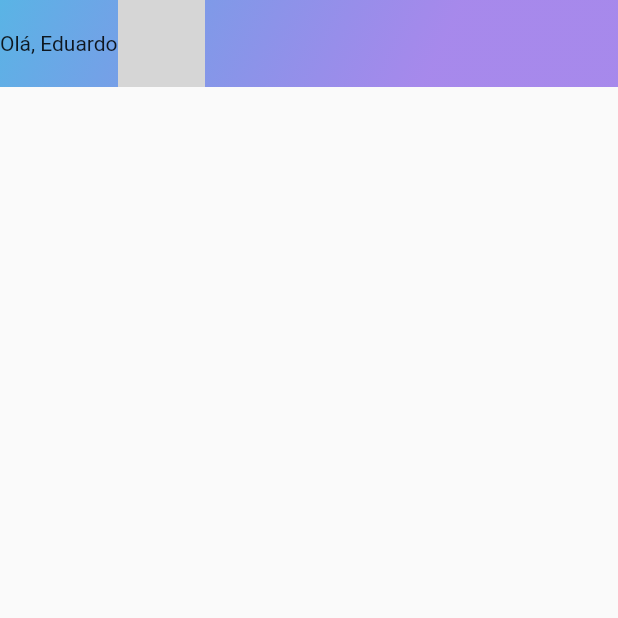
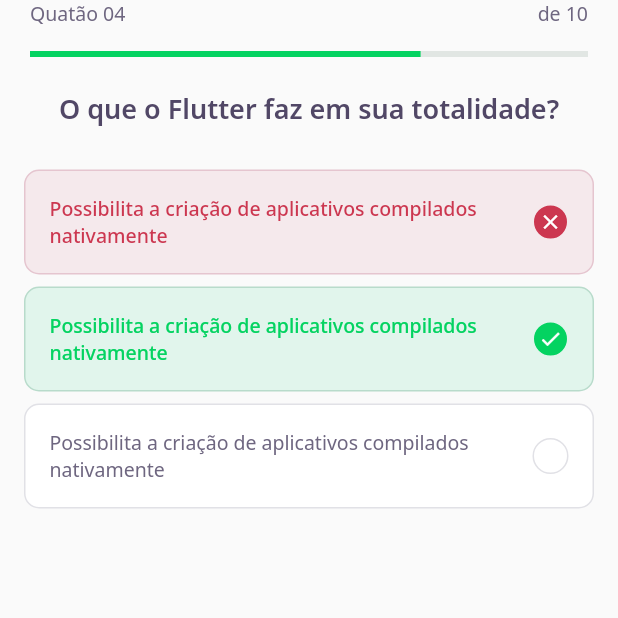
Before and after one commit to EduardoQuaggio/NLW5_FLutter, a Flutter app: the screen it shows after launch, on a phone screen of 412 x 824 dp, the top half of it. Run offline on Flutter 3.47's test engine with Material 2 defaults, Android fonts, the phone set to English and light mode, and no system bars; our stand-ins replace google_fonts; grey boxes are pictures that could not be loaded.

Commit message:
TelaQuestoes
Tela das perguntas do quiz

```diff
--- /dev/null
+++ b/devquiz/lib/challenge/awnser/awnser_widget.dart
@@ -0,0 +1,80 @@
+import 'package:devquiz/core/app_colors.dart';
+import 'package:devquiz/core/app_text_styles.dart';
+import 'package:flutter/material.dart';
+
+class AwnserWidget extends StatelessWidget {
+  final String title;
+  final bool isRight;
+  final bool isSelected;
+  const AwnserWidget(
+      {Key? key,
+      required this.title,
+      required this.isRight,
+      required this.isSelected})
+      : super(key: key);
+
+  Color get _selectedColorRight =>
+      isRight ? AppColors.darkGreen : AppColors.darkRed;
+
+  Color get _selectedBorderRight =>
+      isRight ? AppColors.lightGreen : AppColors.lightRed;
+
+  Color get _selectedColorCardRight =>
+      isRight ? AppColors.lightGreen : AppColors.lightRed;
+
+  Color get _selectedBorderCardRight =>
+      isRight ? AppColors.green : AppColors.red;
+
+  TextStyle get _selectedTextStyleRight =>
+      isRight ? AppTextStyles.bodyDarkGreen : AppTextStyles.bodyDarkRed;
+
+  IconData get _selectedIconRight => isRight ? Icons.check : Icons.close;
+
+  @override
+  Widget build(BuildContext context) {
+    return Padding(
+      padding: const EdgeInsets.symmetric(horizontal: 16, vertical: 4),
+      child: Container(
+        padding: const EdgeInsets.all(16),
+        decoration: BoxDecoration(
+            color: isSelected ? _selectedColorCardRight : AppColors.white,
+            borderRadius: BorderRadius.circular(10),
+            border: Border.fromBorderSide(BorderSide(
+                color:
+                    isSelected ? _selectedBorderCardRight : AppColors.border))),
+        child: Row(
+          mainAxisAlignment: MainAxisAlignment.spaceBetween,
+          children: [
+            Expanded(
+              child: Text(
+                title,
+                style:
+                    isSelected ? _selectedTextStyleRight : AppTextStyles.body,
+              ),
+            ),
+            Container(
+                height: 24,
+                width: 24,
+                decoration: BoxDecoration(
+                  color: isSelected ? _selectedColorRight : AppColors.white,
+                  borderRadius: BorderRadius.circular(500),
+                  border: Border.fromBorderSide(
+                    BorderSide(
+                        color: isSelected
+                            ? _selectedBorderRight
+                            : AppColors.border),
+                  ),
+                ),
+                child: isSelected
+                    ? Icon(
+                        isSelected ? _selectedIconRight : Icons.check,
+                        size: 16,
+                        color: AppColors.white,
+                      )
+                    : null),
+          ],
+        ),
+      ),
+    );
+  }
+}
--- /dev/null
+++ b/devquiz/lib/challenge/challenge_page.dart
@@ -0,0 +1,24 @@
+import 'package:devquiz/challenge/widget/question_widget/question_indicator_widget.dart';
+import 'package:devquiz/challenge/widget/quiz/quiz_widget.dart';
+import 'package:devquiz/home/widgets/quiz_card/quiz_card_widget.dart';
+import 'package:flutter/material.dart';
+
+class ChallengePage extends StatefulWidget {
+  ChallengePage({Key? key}) : super(key: key);
+  @override
+  _ChallengePageState createState() => _ChallengePageState();
+}
+
+class _ChallengePageState extends State<ChallengePage> {
+  @override
+  Widget build(BuildContext context) {
+    return Scaffold(
+        appBar: PreferredSize(
+          preferredSize: Size.fromHeight(60),
+          child: SafeArea(top: true, child: QuestionIndicatorWidget()),
+        ),
+        body: QuizWidget(
+          title: "O que o Flutter faz em sua totalidade?",
+        ));
+  }
+}
--- /dev/null
+++ b/devquiz/lib/challenge/widget/question_widget/question_indicator_widget.dart
@@ -0,0 +1,35 @@
+import 'package:devquiz/core/app_text_styles.dart';
+import 'package:devquiz/shared/widgets/progress_indicator/progress_indicator_widget.dart';
+import 'package:flutter/material.dart';
+
+class QuestionIndicatorWidget extends StatelessWidget {
+  const QuestionIndicatorWidget({Key? key}) : super(key: key);
+  @override
+  Widget build(BuildContext context) {
+    return Padding(
+      padding: const EdgeInsets.symmetric(horizontal: 20),
+      child: Container(
+        child: Column(
+          children: [
+            Row(
+              mainAxisAlignment: MainAxisAlignment.spaceBetween,
+              children: [
+                Text(
+                  "Quatão 04",
+                  style: AppTextStyles.body,
+                ),
+                Text("de 10", style: AppTextStyles.body)
+              ],
+            ),
+            SizedBox(
+              height: 16,
+            ),
+            ProgressIncicatorWidget(
+              value: 0.7,
+            ),
+          ],
+        ),
+      ),
+    );
+  }
+}
--- /dev/null
+++ b/devquiz/lib/challenge/widget/quiz/quiz_widget.dart
@@ -0,0 +1,40 @@
+import 'package:devquiz/challenge/awnser/awnser_widget.dart';
+import 'package:devquiz/core/app_text_styles.dart';
+import 'package:flutter/material.dart';
+
+class QuizWidget extends StatelessWidget {
+  final String title;
+  const QuizWidget({Key? key, required this.title}) : super(key: key);
+
+  @override
+  Widget build(BuildContext context) {
+    return Container(
+      child: Column(
+        children: [
+          Text(
+            title,
+            style: AppTextStyles.heading,
+          ),
+          SizedBox(
+            height: 24,
+          ),
+          AwnserWidget(
+              title:
+                  "Possibilita a criação de aplicativos compilados nativamente",
+              isRight: false,
+              isSelected: true),
+          AwnserWidget(
+              title:
+                  "Possibilita a criação de aplicativos compilados nativamente",
+              isRight: true,
+              isSelected: true),
+          AwnserWidget(
+              title:
+                  "Possibilita a criação de aplicativos compilados nativamente",
+              isRight: false,
+              isSelected: false),
+        ],
+      ),
+    );
+  }
+}
--- a/devquiz/lib/core/app_widget.dart
+++ b/devquiz/lib/core/app_widget.dart
@@ -1,3 +1,4 @@
+import 'package:devquiz/challenge/challenge_page.dart';
 import 'package:devquiz/home/home_page.dart';
 import 'package:flutter/material.dart';
 
@@ -6,7 +7,7 @@ class AppWidget extends StatelessWidget {
   Widget build(BuildContext context) {
     return MaterialApp(
       title: "DevQuiz",
-      home: HomePage(),
+      home: ChallengePage(),
     );
   }
 }
--- /dev/null
+++ b/devquiz/lib/shared/widgets/progress_indicator/progress_indicator_widget.dart
@@ -0,0 +1,17 @@
+import 'package:devquiz/core/app_colors.dart';
+import 'package:flutter/material.dart';
+
+class ProgressIncicatorWidget extends StatelessWidget {
+  final double value;
+  const ProgressIncicatorWidget({Key? key, required this.value})
+      : super(key: key);
+
+  @override
+  Widget build(BuildContext context) {
+    return LinearProgressIndicator(
+      value: value,
+      backgroundColor: AppColors.chartSecondary,
+      valueColor: AlwaysStoppedAnimation<Color>(AppColors.chartPrimary),
+    );
+  }
+}
```
Also changed, not shown: devquiz/lib/home/home_page.dart (+46 -0 lines), devquiz/lib/home/widgets/appbar/app_bar_widget.dart (+24 -1 lines), devquiz/lib/home/widgets/chart/chart_widget.dart (added, +35 -0 lines), devquiz/lib/home/widgets/level_button/level_button_widget.dart (added, +59 -0 lines), devquiz/lib/home/widgets/quiz_card/quiz_card_widget.dart (added, +58 -0 lines), devquiz/lib/home/widgets/score_card/score_card_widget.dart (added, +49 -0 lines).
